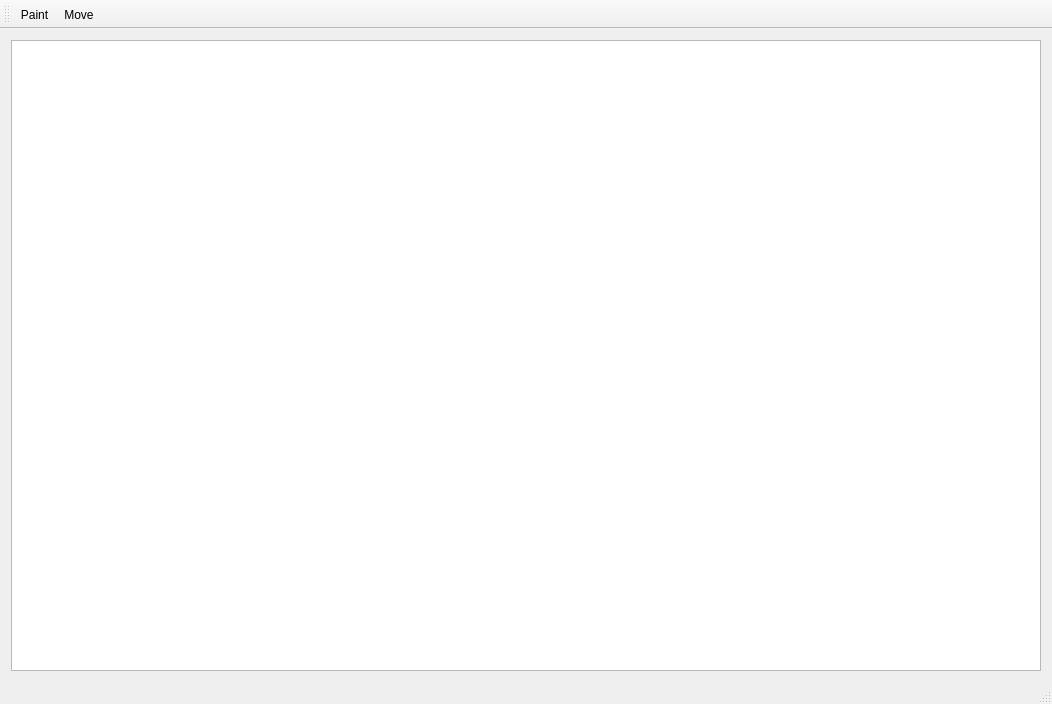
The window that mainwindow.ui (waffle-iron/Journal) describes before a commit, drawn with Qt 5.
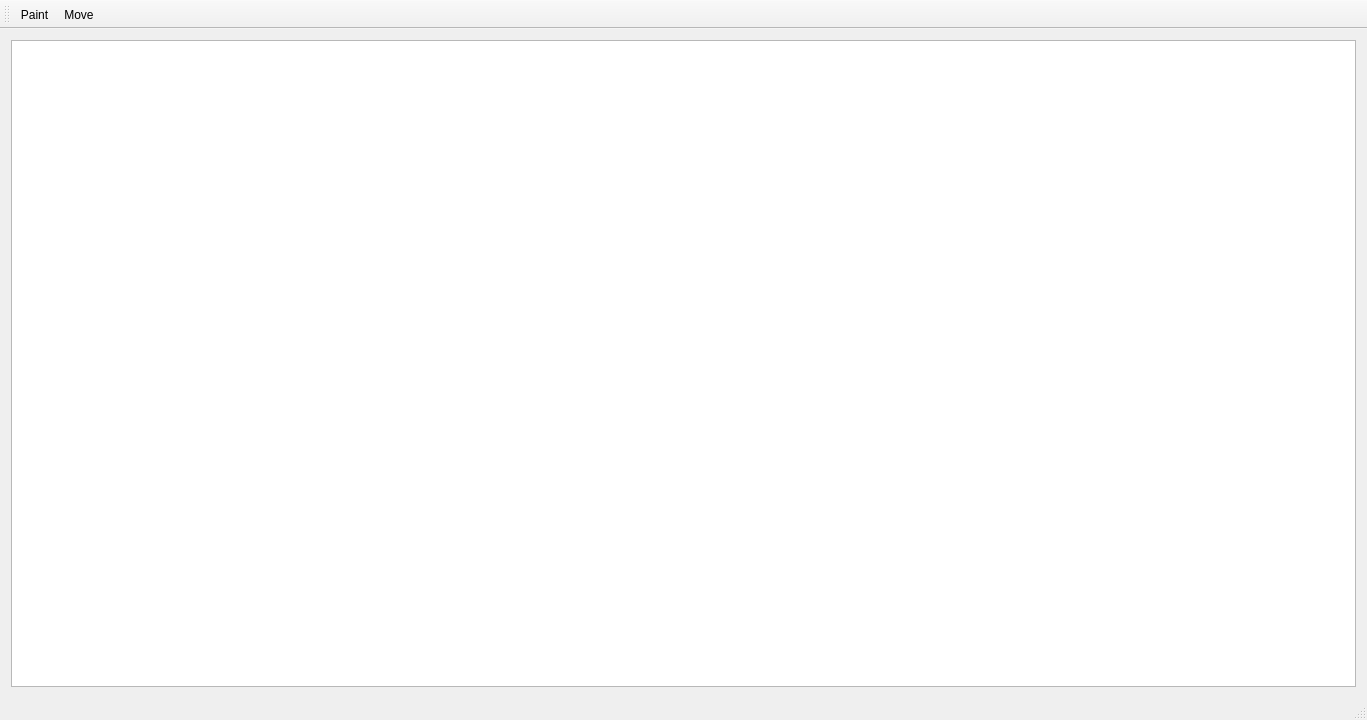
The same window after the commit.

Commit message: set scene rectangle to avoid undesirable scrolling

```diff
--- a/mainwindow.ui
+++ b/mainwindow.ui
@@ -6,8 +6,8 @@
    <rect>
     <x>0</x>
     <y>0</y>
-    <width>1052</width>
-    <height>704</height>
+    <width>1367</width>
+    <height>720</height>
    </rect>
   </property>
   <property name="windowTitle">
```
Left out of the diff: 2 changed lines with no effect on the pictures. The commit also changes 1 other file.
